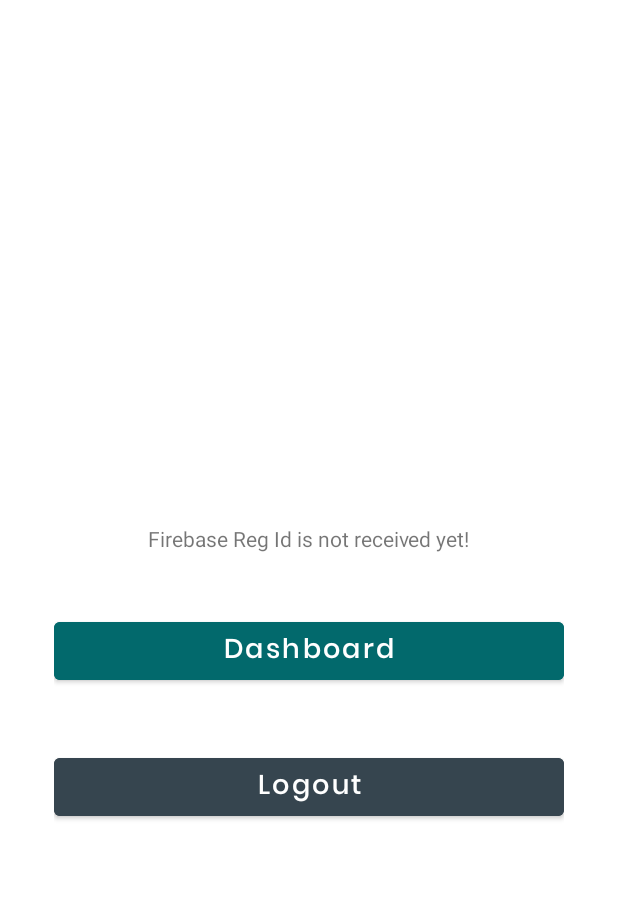
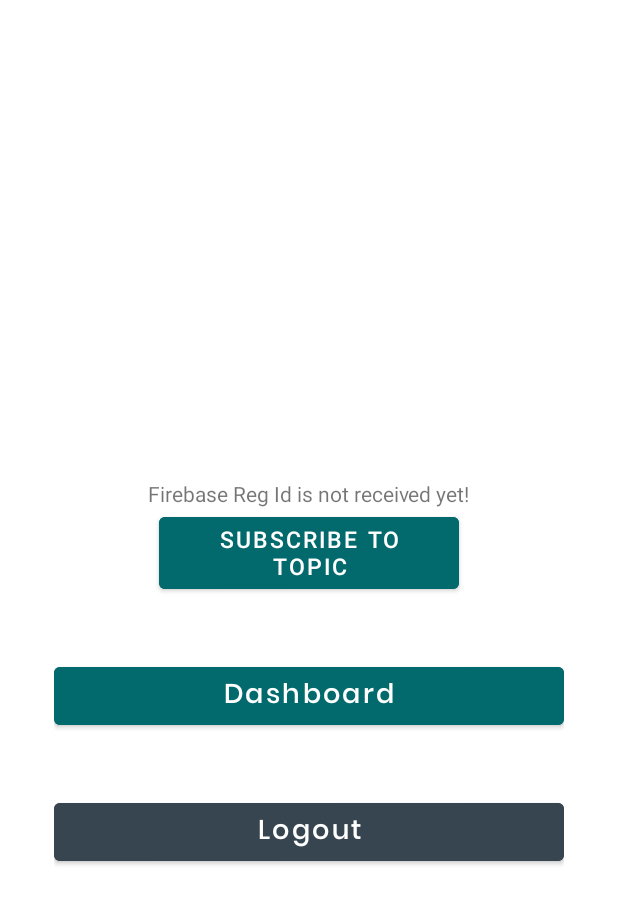
Before and after one commit to Rootgeek98/CipherChat, an Android app: the MainActivity screen opened directly, with no data from a screen before it, on a phone screen of 412 x 824 dp. Shown: the top 904 px of the screen. Run offline under Robolectric (Android 15) with nearby library versions, the light colour scheme and no system bars; 1 statement that could not run was skipped.

Commit message:
Fixing Bugs and Adding Features

```diff
--- a/app/src/main/java/com/zephyr/cipherchat/activity/MainActivity.java
+++ b/app/src/main/java/com/zephyr/cipherchat/activity/MainActivity.java
@@ -3,11 +3,14 @@ package com.zephyr.cipherchat.activity;
 import androidx.appcompat.app.AppCompatActivity;
 import androidx.localbroadcastmanager.content.LocalBroadcastManager;
 
+import android.app.NotificationChannel;
+import android.app.NotificationManager;
 import android.content.BroadcastReceiver;
 import android.content.Context;
 import android.content.Intent;
 import android.content.IntentFilter;
 import android.content.SharedPreferences;
+import android.os.Build;
 import android.os.Bundle;
 import android.text.TextUtils;
 import android.util.Log;
@@ -33,6 +36,7 @@ public class MainActivity extends AppCompatActivity {
     private TextView tvtLastname;
     private TextView tvUsername;
     private TextView tvPhoneNumber;*/
+    private Button buttonSubscribe;
     private Button btnLogout;
     private Button btnDashboard;
 
@@ -55,6 +59,18 @@ public class MainActivity extends AppCompatActivity {
         btnLogout = findViewById(R.id.btnLogout);
         btnDashboard = findViewById(R.id.btnDashboard);
 
+        buttonSubscribe = (Button)findViewById(R.id.button_subscribe);
+
+        if (Build.VERSION.SDK_INT >= Build.VERSION_CODES.O) {
+            // Create channel to show notifications.
+            String channelId  = getString(R.string.default_notification_channel_id);
+            String channelName = "Fcm notifications";
+            NotificationManager notificationManager =
+                    getSystemService(NotificationManager.class);
+            notificationManager.createNotificationChannel(new NotificationChannel(channelId,
+                    channelName, NotificationManager.IMPORTANCE_DEFAULT));
+        }
+
         mRegistrationBroadcastReceiver = new BroadcastReceiver() {
             @Override
             public void onReceive(Context context, Intent intent) {
@@ -63,7 +79,8 @@ public class MainActivity extends AppCompatActivity {
                 if (intent.getAction().equals(Config.REGISTRATION_COMPLETE)) {
                     // gcm successfully registered
                     // now subscribe to `global` topic to receive app wide notifications
-                    FirebaseMessaging.getInstance().subscribeToTopic(Config.TOPIC_GLOBAL);
+                    //FirebaseMessaging.getInstance().subscribeToTopic(Config.TOPIC_GLOBAL);
+                    //Toast.makeText(MainActivity.this, ""+token, Toast.LENGTH_SHORT).show();
 
                     displayFirebaseRegId();
 
@@ -79,7 +96,12 @@ public class MainActivity extends AppCompatActivity {
             }
         };
 
-        displayFirebaseRegId();
+        buttonSubscribe.setOnClickListener(new View.OnClickListener() {
+            @Override
+            public void onClick(View view) { // Subscribe User To Topic
+                FirebaseMessaging.getInstance().subscribeToTopic(Config.TOPIC_GLOBAL);
+            }
+        });
 
         // SqLite database handler
         sqLiteHandler = new SQLiteHandler(getApplicationContext());
@@ -124,6 +146,26 @@ public class MainActivity extends AppCompatActivity {
             }
         });
 
+        displayFirebaseRegId();
+
+    }
+
+    /**
+     * Fetches reg id from shared preferences
+     * and displays on the screen
+     */
+    private void displayFirebaseRegId() {
+        SharedPreferences pref = getApplicationContext().getSharedPreferences(Config.SHARED_PREF, 0);
+        String regId = pref.getString("regId", null);
+
+        Log.e(TAG, "Firebase reg id: " + regId);
+
+        if (!TextUtils.isEmpty(regId)) {
+            txtRegId.setText("Firebase Reg Id: " + regId);
+            Toast.makeText(MainActivity.this, "" + regId, Toast.LENGTH_SHORT).show();
+        } else {
+            txtRegId.setText("Firebase Reg Id is not received yet!");
+        }
     }
 
     /**
@@ -140,22 +182,6 @@ public class MainActivity extends AppCompatActivity {
         startActivity(intent);
         finish();
     }
-
-    // Fetches reg id from shared preferences
-    // and displays on the screen
-    private void displayFirebaseRegId() {
-        SharedPreferences pref = getApplicationContext().getSharedPreferences(Config.SHARED_PREF, 0);
-        String regId = pref.getString("regId", null);
-
-        Log.e(TAG, "Firebase reg id: " + regId);
-
-        if (!TextUtils.isEmpty(regId))
-            txtRegId.setText("Firebase Reg Id: " + regId);
-        else
-            txtRegId.setText("Firebase Reg Id is not received yet!");
-    }
-
-
 
     @Override
     protected void onResume() {
--- a/app/src/main/res/layout/activity_main.xml
+++ b/app/src/main/res/layout/activity_main.xml
@@ -37,6 +37,15 @@
             android:layout_height="wrap_content"
             android:layout_alignParentBottom="true" />
 
+        <Button
+            android:id="@+id/button_subscribe"
+            android:layout_width="200dp"
+            android:layout_height="60dp"
+            android:backgroundTint="@color/blue_lagoon"
+            android:textColor="#ffffff"
+            android:textSize="15sp"
+            android:text="Subscribe to Topic" />
+
         <!-- Dashboard Button -->
 
         <Button
--- a/app/src/main/res/values/strings.xml
+++ b/app/src/main/res/values/strings.xml
@@ -23,4 +23,5 @@
     <string name="_254712345678">+254712345678</string>
     <string name="login">Login To Your Account</string>
     <string name="don_t_have_an_account">No account? Register here</string>
+    <string name="default_notification_channel_id">PushNotifications</string>
 </resources>
```
Also changed, not shown: app/build.gradle (+9 -8 lines), app/src/main/AndroidManifest.xml (+13 -10 lines), app/src/main/java/com/zephyr/cipherchat/app/Config.java (+4 -8 lines), app/src/main/java/com/zephyr/cipherchat/service/CustomMessagingService.java (renamed from app/src/main/java/com/zephyr/cipherchat/service/MyFirebaseMessagingService.java, +73 -11 lines), app/src/main/java/com/zephyr/cipherchat/service/MyFirebaseInstanceIDService.java (deleted, +0 -45 lines), app/src/main/java/com/zephyr/cipherchat/utils/NotificationUtils.java (+130 -44 lines), 1 other file.
